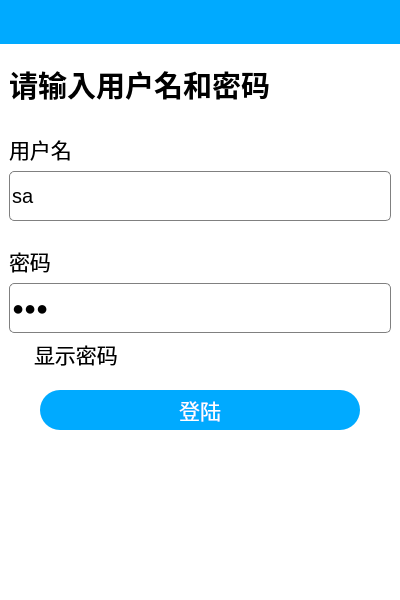
Above: pages/LoginPage.ui from wps139hf/app before the change. Below: the same form after it.
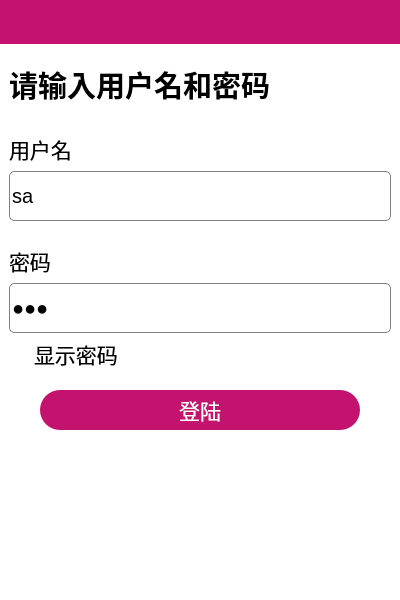
That is the form after the change. Icons and pictures are not drawn. Custom widgets are drawn as their Qt base class.

Patch:
```diff
--- a/pages/LoginPage.ui
+++ b/pages/LoginPage.ui
@@ -44,7 +44,7 @@
       </size>
      </property>
      <property name="styleSheet">
-      <string notr="true">background-color: rgb(0, 170, 255);</string>
+      <string notr="true">background-color:rgb(196, 19, 111);</string>
      </property>
     </widget>
    </item>
@@ -307,7 +307,7 @@
        <property name="styleSheet">
         <string notr="true">QPushButton{
     border: none;
-	background-color: rgb(0, 170, 255);
+	background-color: rgb(196, 19, 111);
 	color: white;   
 	border-radius: 20px;                        
 }
```
